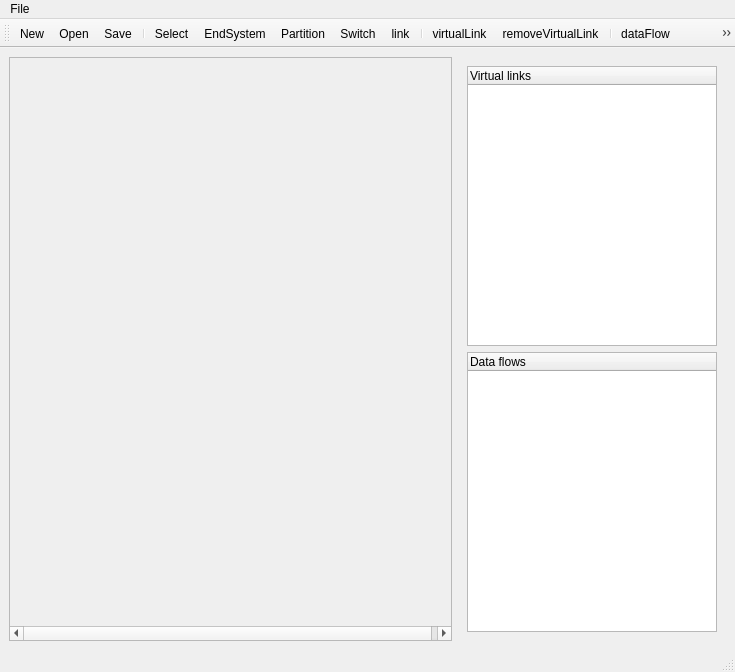
First picture: the form in AFDX_GUI/ui/MainWindow.ui, repository PavelVdovin/AFDX_Designer, before the edit.
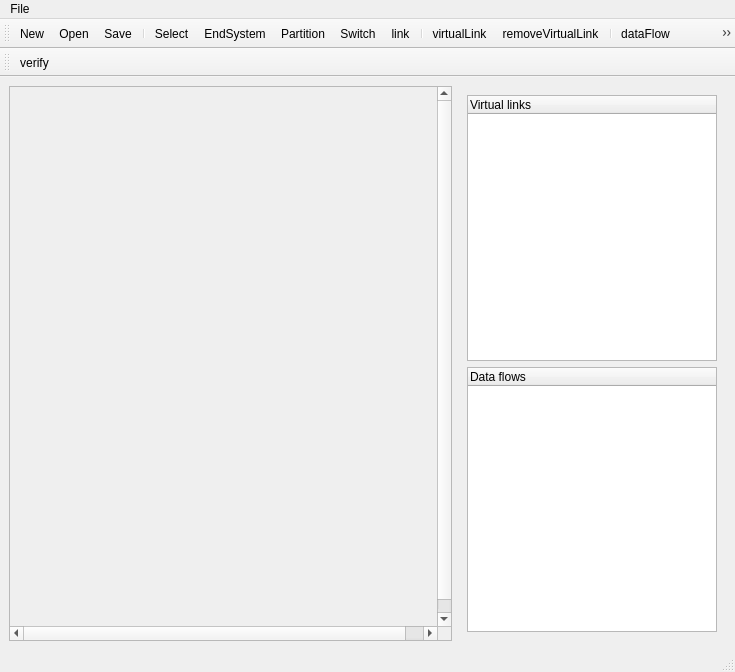
Second picture: the form after the edit. Icons and pictures are not drawn.

Patch:
```diff
--- a/AFDX_GUI/ui/MainWindow.ui
+++ b/AFDX_GUI/ui/MainWindow.ui
@@ -149,6 +149,18 @@
    <addaction name="actionDataFlow"/>
    <addaction name="actionRemoveDataFlow"/>
   </widget>
+  <widget class="QToolBar" name="toolBar_2">
+   <property name="windowTitle">
+    <string>toolBar_2</string>
+   </property>
+   <attribute name="toolBarArea">
+    <enum>TopToolBarArea</enum>
+   </attribute>
+   <attribute name="toolBarBreak">
+    <bool>true</bool>
+   </attribute>
+   <addaction name="actionVerify"/>
+  </widget>
   <action name="actionOpen">
    <property name="icon">
     <iconset resource="resources.qrc">
@@ -307,6 +319,14 @@
     <string>Remove data flow</string>
    </property>
   </action>
+  <action name="actionVerify">
+   <property name="text">
+    <string>verify</string>
+   </property>
+   <property name="toolTip">
+    <string>Verify capacity constraints</string>
+   </property>
+  </action>
  </widget>
  <resources>
   <include location="resources.qrc"/>
```
Left out of the diff: 17 changed lines with no effect on the pictures.
